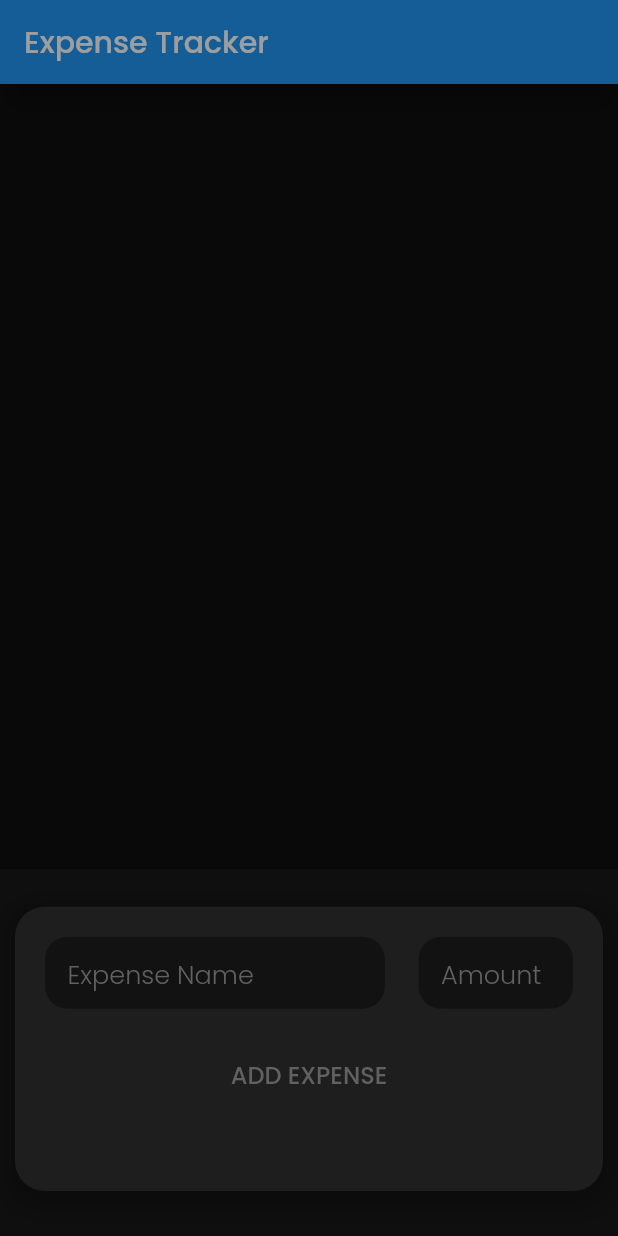
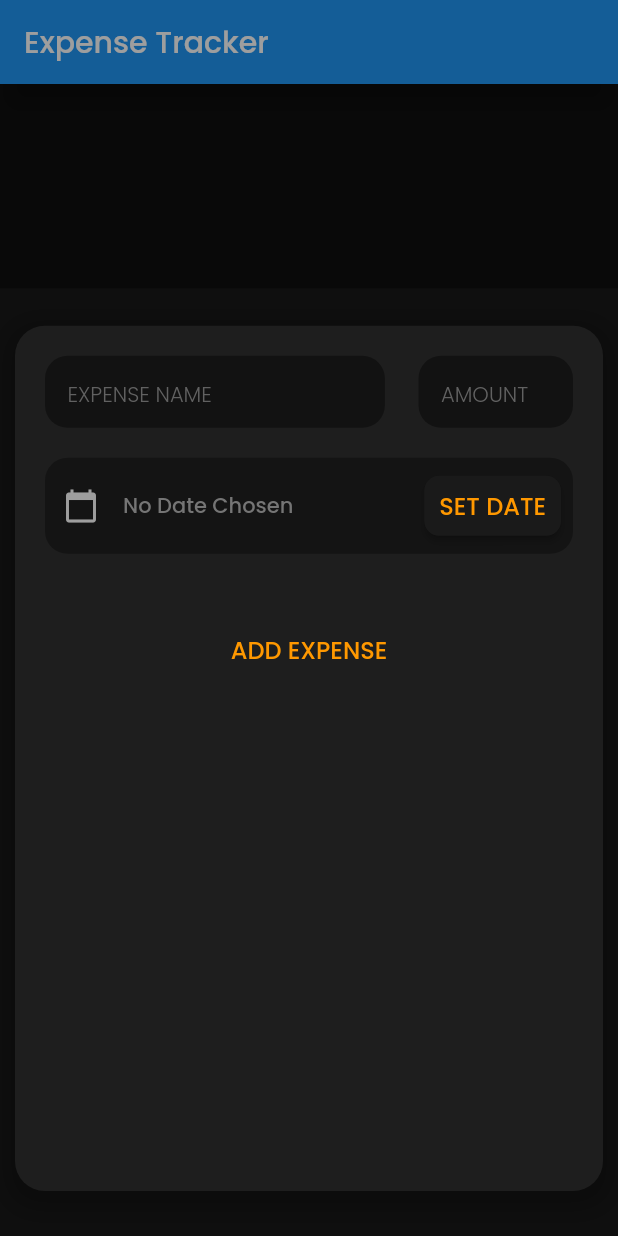
Before and after one commit to Suraj-Gov/expenseTracker, a Flutter app: the screen it shows after launch, after a tap on "ADD TRANSACTION", on a phone screen of 412 x 824 dp. Run offline on Flutter 3.47's test engine with Material 2 defaults, Android fonts, the phone set to English and light mode, and no system bars.

Commit message:
added datepicker! :)

```diff
--- a/lib/TXInputWidget.dart
+++ b/lib/TXInputWidget.dart
@@ -1,5 +1,6 @@
 /// This is the widget that builds the input for transactions.
 import "package:flutter/material.dart";
+import 'package:intl/intl.dart';
 
 class TXInputWidget extends StatefulWidget {
   final Function submitFunction;
@@ -12,15 +13,46 @@ class TXInputWidget extends StatefulWidget {
 
 class _TXInputWidgetState extends State<TXInputWidget> {
   final txNameInput = TextEditingController();
+  DateTime dateSelected;
+  final txAmountInput = TextEditingController();
 
-  final txAmountInput = TextEditingController();
+  void inputValidation() {
+    // (txNameInput.text != "" &&
+    //     txAmountInput.text != "" &&
+    //     num.parse(txAmountInput.text) > 0)
+    //                       ? widget.submitFunction(
+    //                           context, txNameInput.text, txAmountInput.text);
+    if (txNameInput.text.isNotEmpty &&
+        txAmountInput.text.isNotEmpty &&
+        num.parse(txAmountInput.text) > 0 &&
+        dateSelected != null) {
+      widget.submitFunction(
+          context, txNameInput.text, txAmountInput.text, dateSelected);
+    }
+  }
+
+  void showDateInput(BuildContext ctx) {
+    showDatePicker(
+            context: ctx,
+            initialDate: DateTime.now(),
+            firstDate: DateTime(2000),
+            lastDate: DateTime.now())
+        .then((date) {
+      if (date == null)
+        return;
+      else
+        setState(() {
+          dateSelected = date;
+        });
+    });
+  }
 
   @override
   Widget build(BuildContext context) {
     return Padding(
       padding: const EdgeInsets.fromLTRB(10, 25, 10, 30),
       child: Container(
-          height: MediaQuery.of(context).size.height * 0.23,
+          height: MediaQuery.of(context).size.height * 0.7,
           decoration: BoxDecoration(
             color: Color.fromRGBO(30, 30, 30, 1),
             borderRadius: BorderRadius.all(Radius.circular(20)),
@@ -49,12 +81,7 @@ class _TXInputWidgetState extends State<TXInputWidget> {
                       width: MediaQuery.of(context).size.width * 0.55,
                       child: TextField(
                         maxLength: 50,
-                        onSubmitted: (_) => (txNameInput.text != "" &&
-                                txAmountInput.text != "" &&
-                                num.parse(txAmountInput.text) > 0)
-                            ? () => widget.submitFunction(
-                                context, txNameInput.text, txAmountInput.text)
-                            : null,
+                        onSubmitted: (_) => inputValidation,
                         controller: txNameInput,
                         style: TextStyle(
                           color: Colors.white,
@@ -65,11 +92,11 @@ class _TXInputWidgetState extends State<TXInputWidget> {
                         decoration: InputDecoration(
                           counterText: "",
                           border: InputBorder.none,
-                          hintText: "Expense Name",
+                          hintText: "Expense Name".toUpperCase(),
                           hintStyle: TextStyle(
                             fontWeight: FontWeight.w300,
                             color: Colors.grey[700],
-                            fontSize: 17,
+                            fontSize: 14,
                           ),
                           contentPadding:
                               EdgeInsets.symmetric(vertical: 8, horizontal: 15),
@@ -82,13 +109,8 @@ class _TXInputWidgetState extends State<TXInputWidget> {
                           borderRadius: BorderRadius.all(Radius.circular(15))),
                       width: MediaQuery.of(context).size.width * 0.25,
                       child: TextField(
-                        maxLength: 50,
-                        onSubmitted: (_) => (txNameInput.text != "" &&
-                                txAmountInput.text != "" &&
-                                num.parse(txAmountInput.text) > 0)
-                            ? () => widget.submitFunction(
-                                context, txNameInput.text, txAmountInput.text)
-                            : null,
+                        maxLength: 8,
+                        onSubmitted: (_) => inputValidation,
                         controller: txAmountInput,
                         style: TextStyle(
                           color: Colors.white,
@@ -100,11 +122,12 @@ class _TXInputWidgetState extends State<TXInputWidget> {
                         decoration: InputDecoration(
                           counterText: "",
                           border: InputBorder.none,
-                          hintText: "Amount",
+                          hintText: "Amount".toUpperCase(),
                           hintStyle: TextStyle(
                             fontWeight: FontWeight.w300,
                             color: Colors.grey[700],
-                            fontSize: 17,
+                            fontSize: 14,
+                            textBaseline: TextBaseline.alphabetic,
                           ),
                           contentPadding:
                               EdgeInsets.symmetric(vertical: 8, horizontal: 15),
@@ -114,16 +137,77 @@ class _TXInputWidgetState extends State<TXInputWidget> {
                   ],
                 ),
                 Padding(
+                  padding: const EdgeInsets.symmetric(vertical: 20),
+                  child: Container(
+                    padding: const EdgeInsets.symmetric(vertical: 8),
+                    decoration: BoxDecoration(
+                      color: Color.fromRGBO(20, 20, 20, 1),
+                      borderRadius: BorderRadius.circular(15),
+                    ),
+                    child: Row(
+                      mainAxisAlignment: MainAxisAlignment.spaceBetween,
+                      children: <Widget>[
+                        Padding(
+                          padding: const EdgeInsets.all(12.0),
+                          child: Container(
+                            child: Row(
+                              crossAxisAlignment: CrossAxisAlignment.center,
+                              children: <Widget>[
+                                Padding(
+                                  padding: const EdgeInsets.only(right: 8.0),
+                                  child: Icon(
+                                    Icons.calendar_today,
+                                    color: Colors.grey,
+                                  ),
+                                ),
+                                Padding(
+                                  padding: const EdgeInsets.only(left: 8.0),
+                                  child: Text(
+                                    dateSelected != null
+                                        ? DateFormat.yMMMMd("en_US")
+                                            .format(dateSelected)
+                                        : "No Date Chosen",
+                                    style: TextStyle(
+                                      color: Colors.grey[600],
+                                      fontSize: 14,
+                                      fontWeight: FontWeight.w500,
+                                    ),
+                                  ),
+                                ),
+                              ],
+                            ),
+                          ),
+                        ),
+                        Padding(
+                          padding: const EdgeInsets.only(right: 8.0),
+                          child: RaisedButton(
+                            shape: RoundedRectangleBorder(
+                                borderRadius: BorderRadius.circular(10)),
+                            child: Text(
+                              "Set Date".toUpperCase(),
+                              textAlign: TextAlign.right,
+                              style: TextStyle(
+                                fontSize: 16,
+                                fontWeight: FontWeight.w500,
+                              ),
+                            ),
+                            color: Color.fromRGBO(26, 26, 26, 1),
+                            padding: EdgeInsets.symmetric(
+                                vertical: 8, horizontal: 10),
+                            textColor: Colors.orange,
+                            onPressed: () => showDateInput(context),
+                          ),
+                        )
+                      ],
+                    ),
+                  ),
+                ),
+                Padding(
                   padding: const EdgeInsets.only(top: 20),
                   child: FlatButton(
                     textTheme: ButtonTextTheme.accent,
                     disabledTextColor: Colors.grey[700],
-                    onPressed: (txNameInput.text != "" &&
-                            txAmountInput.text != "" &&
-                            num.parse(txAmountInput.text) > 0)
-                        ? () => widget.submitFunction(
-                            context, txNameInput.text, txAmountInput.text)
-                        : null,
+                    onPressed: inputValidation,
                     child: Text(
                       "Add Expense".toUpperCase(),
                       style:
--- /dev/null
+++ b/lib/chart.dart
@@ -0,0 +1,38 @@
+import 'package:expenseTracker/Transaction.dart';
+import 'package:flutter/material.dart';
+import 'package:intl/intl.dart';
+import "./Transaction.dart";
+
+class Chart extends StatelessWidget {
+  final List<Transaction> transactionList;
+
+  Chart(this.transactionList);
+
+  List<Map<String, Object>> get summary {
+    return List.generate(7, (index) {
+      num totalAmount = 0;
+      final weekday = DateTime.now().subtract(
+        Duration(days: index),
+      );
+
+      transactionList.forEach((i) {
+        if (i.timestamp.day == weekday.day &&
+            i.timestamp.month == weekday.month &&
+            i.timestamp.year == weekday.year) {
+          totalAmount += i.expenseAmount;
+        }
+      });
+
+      return {
+        "day": DateFormat.E().format(weekday),
+        "amount": totalAmount,
+      };
+    });
+  }
+
+  @override
+  Widget build(BuildContext context) {
+    print(summary);
+    return Container();
+  }
+}
--- a/lib/main.dart
+++ b/lib/main.dart
@@ -3,6 +3,7 @@ import "package:flutter/material.dart";
 import "./TXListWidget.dart";
 import "./TXInputWidget.dart";
 import "./Transaction.dart";
+import "./chart.dart";
 
 void main() => runApp(HomePage());
 
@@ -12,33 +13,42 @@ class HomePage extends StatefulWidget {
 }
 
 class _HomePageState extends State<HomePage> {
-  final transactionList = List<Transaction>();
+  final _transactionList = List<Transaction>();
+
+  List<Transaction> get _recentTransactions {
+    return _transactionList
+        .where((i) =>
+            i.timestamp.isAfter(DateTime.now().subtract(Duration(days: 7))))
+        .toList();
+  }
 
   void _showTransactionInputBox(BuildContext ctx) {
     showModalBottomSheet(
         backgroundColor: Color.fromRGBO(15, 15, 15, 1),
         isDismissible: true,
+        isScrollControlled: true,
         barrierColor: Colors.black38,
         context: ctx,
         builder: (bCtx) {
           return GestureDetector(
-            child: TXInputWidget(
-                (context, name, amt) => _addTransaction(context, name, amt)),
-            onTap: () {},
+            child: TXInputWidget((context, name, amt, date) =>
+                _addTransaction(context, name, amt, date)),
+            onTap: () => print("tapped on the input widget space"),
             behavior: HitTestBehavior.opaque,
           );
         });
   }
 
-  void _addTransaction(BuildContext context, String name, String amt) {
+  void _addTransaction(
+      BuildContext context, String name, String amt, DateTime date) {
     setState(() {
-      transactionList.insert(
+      _transactionList.insert(
           0,
           Transaction(
               expenseAmount: num.parse(num.parse(amt).toString()),
               expenseName: name.toString(),
               id: DateTime.now().toString(),
-              timestamp: DateTime.now()));
+              timestamp: date));
     });
 
     Navigator.of(context).pop();
@@ -65,15 +75,23 @@ class _HomePageState extends State<HomePage> {
               "Expense Tracker",
             ),
           ),
-          body: SingleChildScrollView(
+          body: GestureDetector(
+            behavior: HitTestBehavior.opaque,
+            onTap: () {
+              FocusScope.of(context).requestFocus(FocusNode());
+              print("dismissed focus");
+            },
+            child: SingleChildScrollView(
                 child: Column(
               mainAxisAlignment: MainAxisAlignment.spaceBetween,
               children: <Widget>[
+                Chart(this._recentTransactions),
                 TXListWidget(
-                transactionList: transactionList,
+                  transactionList: _transactionList,
                 )
               ],
             )),
+          ),
           floatingActionButton: Builder(
             builder: (context) => FloatingActionButton.extended(
               onPressed: () => _showTransactionInputBox(context),
```
Lines whose indentation alone changed are shown as unchanged.
